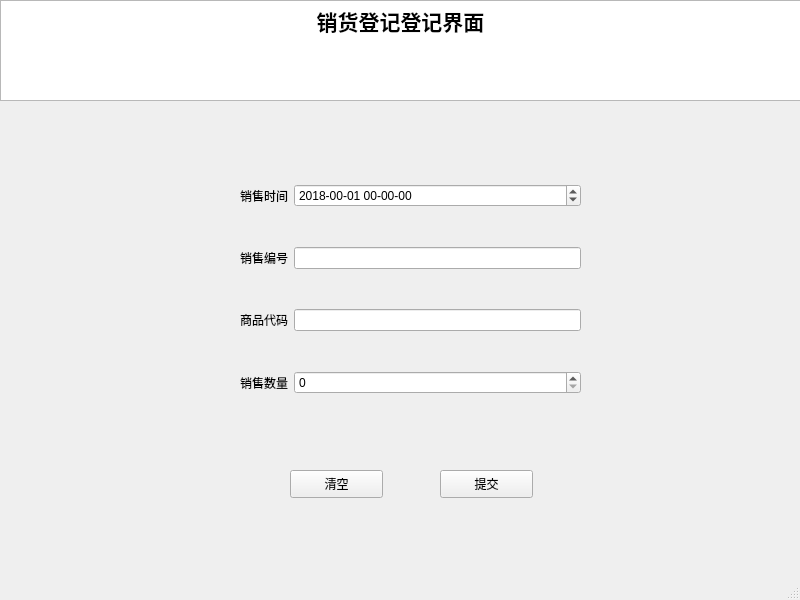
First picture: the form in QtUI/UI/SaleRegisterWindow.ui, repository A-Kaga/SuperMarket, before the edit.
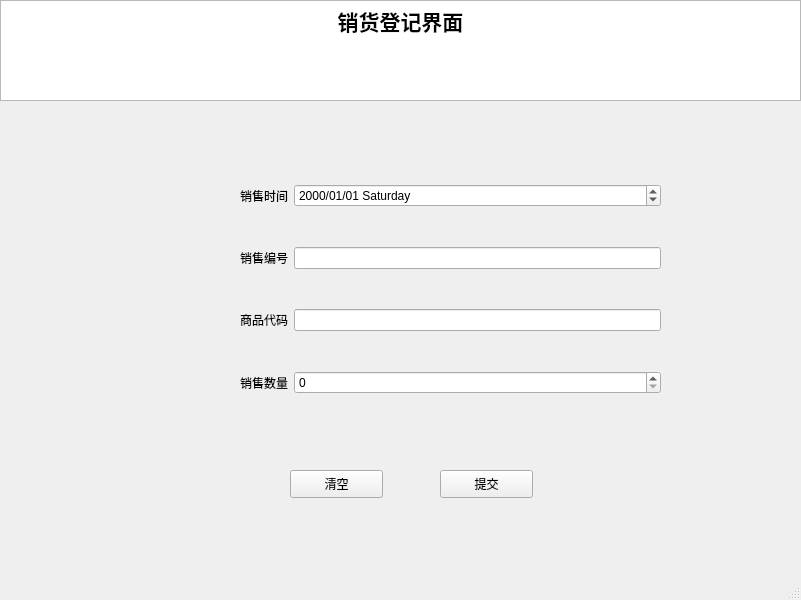
Second picture: the form after the edit.

Diff of the .ui file:
```diff
--- a/QtUI/UI/SaleRegisterWindow.ui
+++ b/QtUI/UI/SaleRegisterWindow.ui
@@ -6,7 +6,7 @@
    <rect>
     <x>0</x>
     <y>0</y>
-    <width>800</width>
+    <width>801</width>
     <height>600</height>
    </rect>
   </property>
@@ -28,7 +28,7 @@
 &lt;html&gt;&lt;head&gt;&lt;meta name=&quot;qrichtext&quot; content=&quot;1&quot; /&gt;&lt;style type=&quot;text/css&quot;&gt;
 p, li { white-space: pre-wrap; }
 &lt;/style&gt;&lt;/head&gt;&lt;body style=&quot; font-family:'SimSun'; font-size:9pt; font-weight:400; font-style:normal;&quot;&gt;
-&lt;p align=&quot;center&quot; style=&quot; margin-top:0px; margin-bottom:0px; margin-left:0px; margin-right:0px; -qt-block-indent:0; text-indent:0px;&quot;&gt;&lt;span style=&quot; font-size:16pt; font-weight:600;&quot;&gt;销货登记登记界面&lt;/span&gt;&lt;/p&gt;&lt;/body&gt;&lt;/html&gt;</string>
+&lt;p align=&quot;center&quot; style=&quot; margin-top:0px; margin-bottom:0px; margin-left:0px; margin-right:0px; -qt-block-indent:0; text-indent:0px;&quot;&gt;&lt;span style=&quot; font-size:16pt; font-weight:600;&quot;&gt;销货登记界面&lt;/span&gt;&lt;/p&gt;&lt;/body&gt;&lt;/html&gt;</string>
     </property>
    </widget>
    <widget class="QPushButton" name="Submit_PushButton">
@@ -62,7 +62,7 @@
      <rect>
       <x>240</x>
       <y>150</y>
-      <width>341</width>
+      <width>421</width>
       <height>281</height>
      </rect>
     </property>
@@ -105,19 +105,9 @@
       <widget class="QSpinBox" name="Quantity_SpinBox"/>
      </item>
      <item row="0" column="1">
-      <widget class="QDateTimeEdit" name="dateTimeEdit">
-       <property name="dateTime">
-        <datetime>
-         <hour>0</hour>
-         <minute>0</minute>
-         <second>0</second>
-         <year>2018</year>
-         <month>1</month>
-         <day>1</day>
-        </datetime>
-       </property>
+      <widget class="QDateEdit" name="dateEdit">
        <property name="displayFormat">
-        <string>yyyy-mm-dd hh-mm-ss</string>
+        <string>yyyy/MM/dd dddd</string>
        </property>
       </widget>
      </item>
```
Left out of the diff: 24 changed lines with no effect on the pictures.
